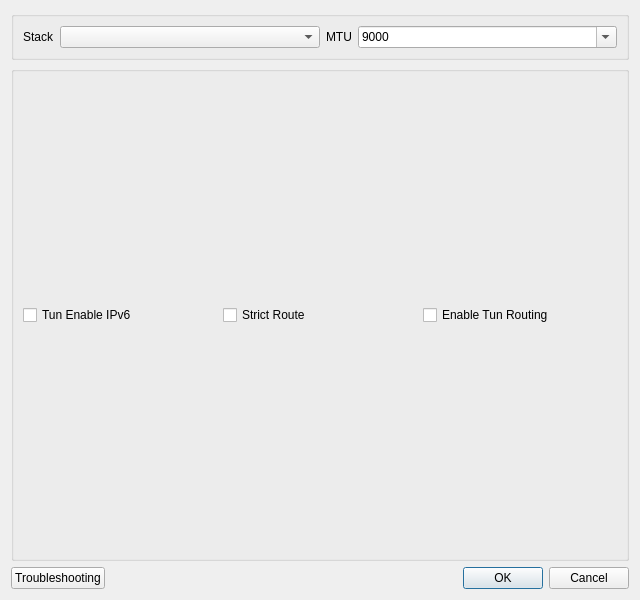
shengmo0210/Throne, file include/ui/setting/dialog_vpn_settings.ui: the form before one commit.
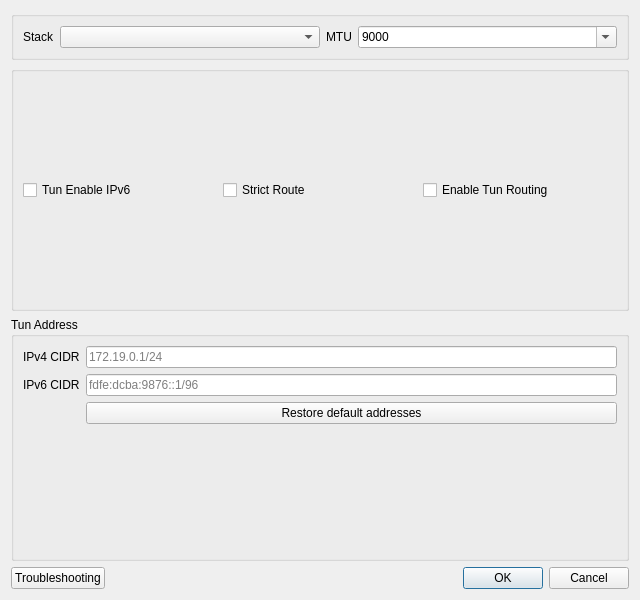
The form after the commit.

Patch:
```diff
--- a/include/ui/setting/dialog_vpn_settings.ui
+++ b/include/ui/setting/dialog_vpn_settings.ui
@@ -106,6 +106,50 @@
      </layout>
     </widget>
    </item>
+   <item>
+    <widget class="QGroupBox" name="tunAddressGroupBox">
+     <property name="title">
+      <string>Tun Address</string>
+     </property>
+     <layout class="QFormLayout" name="formLayout">
+      <item row="0" column="0">
+       <widget class="QLabel" name="label_tun_ipv4">
+        <property name="text">
+         <string>IPv4 CIDR</string>
+        </property>
+       </widget>
+      </item>
+      <item row="0" column="1">
+       <widget class="QLineEdit" name="tun_ipv4_cidr">
+        <property name="placeholderText">
+         <string notr="true">172.19.0.1/24</string>
+        </property>
+       </widget>
+      </item>
+      <item row="1" column="0">
+       <widget class="QLabel" name="label_tun_ipv6">
+        <property name="text">
+         <string>IPv6 CIDR</string>
+        </property>
+       </widget>
+      </item>
+      <item row="1" column="1">
+       <widget class="QLineEdit" name="tun_ipv6_cidr">
+        <property name="placeholderText">
+         <string notr="true">fdfe:dcba:9876::1/96</string>
+        </property>
+       </widget>
+      </item>
+      <item row="2" column="1">
+       <widget class="QPushButton" name="restore_default_addresses">
+        <property name="text">
+         <string>Restore default addresses</string>
+        </property>
+       </widget>
+      </item>
+     </layout>
+    </widget>
+   </item>
    <item>
     <layout class="QHBoxLayout" name="horizontalLayout_3">
      <item>
```
Left out of the diff: 3 changed lines with no effect on the pictures.
